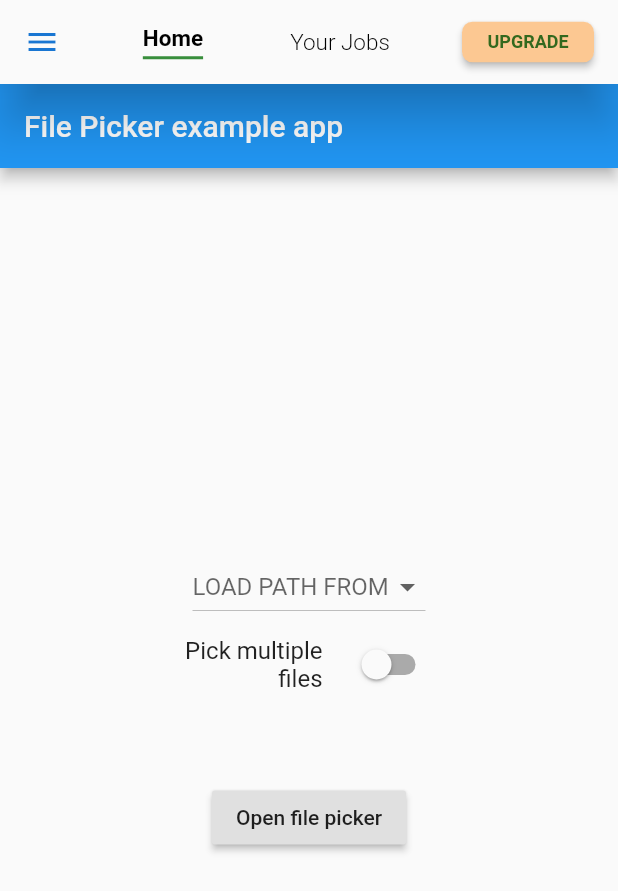
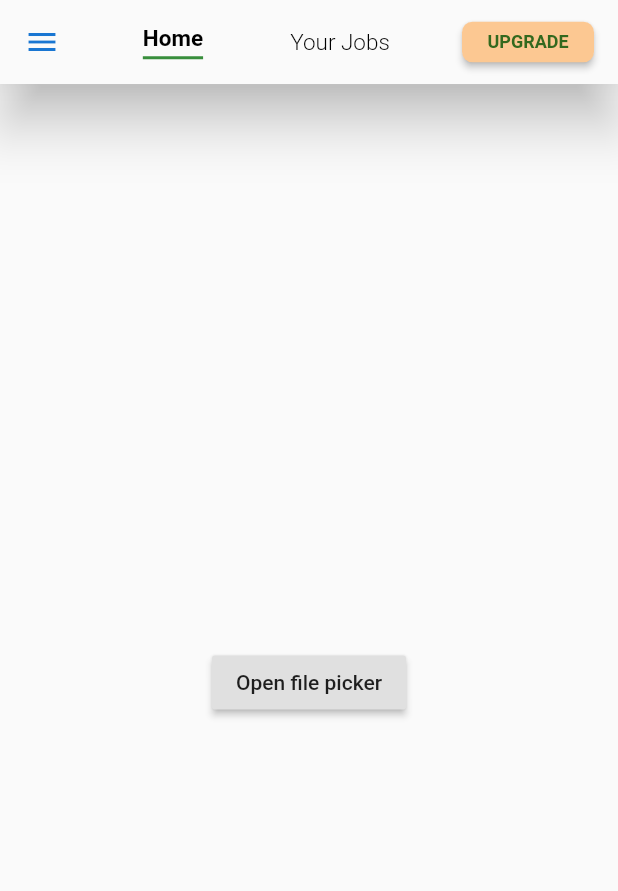
Before and after one commit to alisha-budhathoki/job_vacany, a Flutter app: the HomePage screen opened directly, after a tap on "Open file picker", on a phone screen of 412 x 824 dp. Shown: the top 891 px of the screen. Run offline on Flutter 3.47's test engine with Material 2 defaults, Android fonts, the phone set to English and light mode, and no system bars; our stand-ins replace file_picker, google_fonts, share.

```diff
--- a/lib/home/home_fragment.dart
+++ b/lib/home/home_fragment.dart
@@ -14,7 +14,7 @@ class _HomeScreenState extends State<HomeScreen> {
   Map<String, String> _paths;
   String _extension;
   bool _multiPick = false;
-  bool _hasValidMime = false;
+  bool _hasValidMime = true;
   FileType _pickingType;
   TextEditingController _controller = new TextEditingController();
 
@@ -25,15 +25,10 @@ class _HomeScreenState extends State<HomeScreen> {
   }
 
   void _openFileExplorer() async {
-    if (_pickingType != FileType.custom || _hasValidMime) {
+    if ( _hasValidMime) {
       try {
-        if (_multiPick) {
-          _path = null;
-          _paths = await FilePicker.getMultiFilePath(type: _pickingType);
-        } else {
-          _paths = null;
-          _path = await FilePicker.getFilePath(type: _pickingType);
-        }
+        _paths = null;
+        _path = await FilePicker.getFilePath(type: FileType.any);
       } on PlatformException catch (e) {
         print("Unsupported operation" + e.toString());
       }
@@ -49,9 +44,6 @@ class _HomeScreenState extends State<HomeScreen> {
   Widget build(BuildContext context) {
     return new MaterialApp(
       home: new Scaffold(
-        appBar: new AppBar(
-          title: const Text('File Picker example app'),
-        ),
         body: new Center(
             child: new Padding(
               padding: const EdgeInsets.only(left: 10.0, right: 10.0),
@@ -60,73 +52,11 @@ class _HomeScreenState extends State<HomeScreen> {
                   mainAxisAlignment: MainAxisAlignment.center,
                   children: <Widget>[
                     new Padding(
-                      padding: const EdgeInsets.only(top: 20.0),
-                      child: new DropdownButton(
-                          hint: new Text('LOAD PATH FROM'),
-                          value: _pickingType,
-                          items: <DropdownMenuItem>[
-                            new DropdownMenuItem(
-                              child: new Text('FROM AUDIO'),
-                              value: FileType.audio,
-                            ),
-                            new DropdownMenuItem(
-                              child: new Text('FROM IMAGE'),
-                              value: FileType.image,
-                            ),
-                            new DropdownMenuItem(
-                              child: new Text('FROM VIDEO'),
-                              value: FileType.video,
-                            ),
-                            new DropdownMenuItem(
-                              child: new Text('FROM ANY'),
-                              value: FileType.any,
-                            ),
-                            new DropdownMenuItem(
-                              child: new Text('CUSTOM FORMAT'),
-                              value: FileType.custom,
-                            ),
-                          ],
-                          onChanged: (value) => setState(() {
-                            _pickingType = value;
-                            if (_pickingType != FileType.custom) {
-                              _controller.text = _extension = '';
-                            }
-                          })),
-                    ),
-                    new ConstrainedBox(
-                      constraints: BoxConstraints.tightFor(width: 100.0),
-                      child: _pickingType == FileType.custom
-                          ? new TextFormField(
-                        maxLength: 15,
-                        autovalidate: true,
-                        controller: _controller,
-                        decoration: InputDecoration(labelText: 'File extension'),
-                        keyboardType: TextInputType.text,
-                        textCapitalization: TextCapitalization.none,
-                        validator: (value) {
-                          RegExp reg = new RegExp(r'[^a-zA-Z0-9]');
-                          if (reg.hasMatch(value)) {
-                            _hasValidMime = false;
-                            return 'Invalid format';
-                          }
-                          _hasValidMime = true;
-                        },
-                      )
-                          : new Container(),
-                    ),
-                    new ConstrainedBox(
-                      constraints: BoxConstraints.tightFor(width: 200.0),
-                      child: new SwitchListTile.adaptive(
-                        title: new Text('Pick multiple files', textAlign: TextAlign.right),
-                        onChanged: (bool value) => setState(() => _multiPick = value),
-                        value: _multiPick,
-                      ),
-                    ),
-                    new Padding(
                       padding: const EdgeInsets.only(top: 50.0, bottom: 20.0),
                       child: new RaisedButton(
                         onPressed: () => _openFileExplorer(),
-                        child: new Text("Open file picker"),
+
+                        child: (_path != null || _paths != null)? Text("Choose another file?"): Text('Open file picker'),
                       ),
                     ),
                     new Builder(
```
